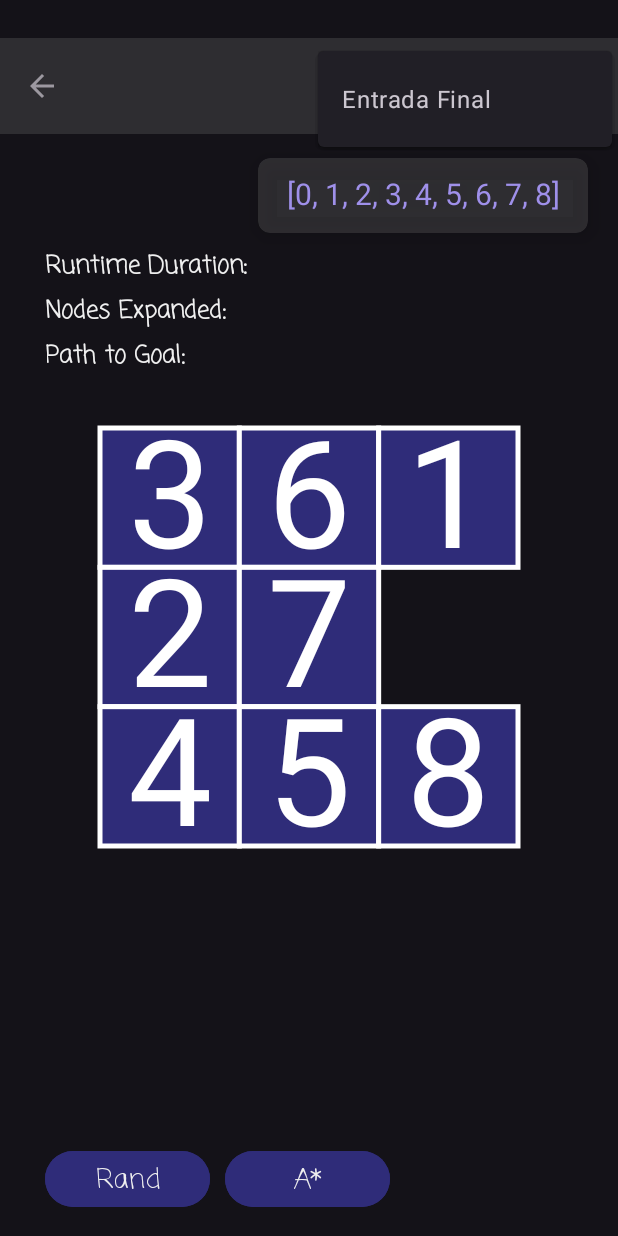
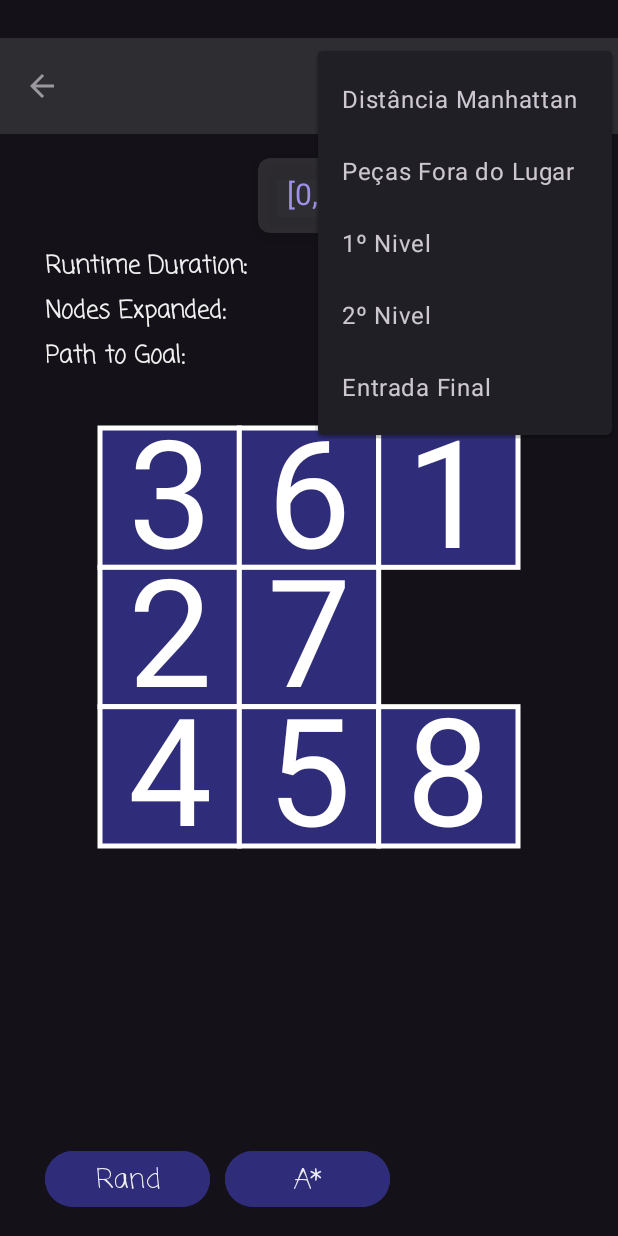
Before and after one commit to GabrielPissininMenossi/8_Puzzle_Solver, an Android app: the fragment A_Estrela_Fragment placed in its activity, with the options menu open, on a phone screen of 412 x 824 dp. Run offline under Robolectric (Android 15) with nearby library versions, the phone set to English and light mode, and no system bars.

Commit message:
colocando opçoes a serem implementadas

```diff
--- a/app/src/main/res/menu/menu_opcao.xml
+++ b/app/src/main/res/menu/menu_opcao.xml
@@ -2,6 +2,18 @@
 <menu xmlns:android="http://schemas.android.com/apk/res/android">
 
     <item
+        android:id="@+id/it_distanciaManhattan"
+        android:title="Distância Manhattan" />
+    <item
+        android:id="@+id/it_pecasForaLugar"
+        android:title="Peças Fora do Lugar" />
+    <item
+        android:id="@+id/it_nivel1"
+        android:title="1º Nivel" />
+    <item
+        android:id="@+id/it_nivel2"
+        android:title="2º Nivel" />
+    <item
         android:id="@+id/it_final"
         android:title="Entrada Final" />
 </menu>
```
